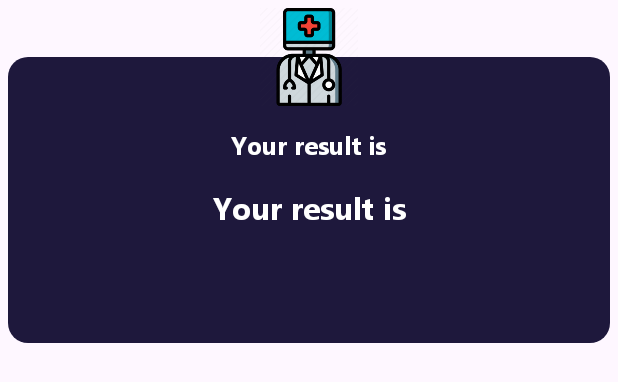
After one commit to abdelrahmanamr6600/InsominaEarser, an Android app: the layout result_alert_dialog.xml on its own in the app's theme, with its tools: preview values and no code run, on a phone screen of 412 x 824 dp. The commit adds this screen. Shown: the top 382 px of the screen. Run offline under Robolectric (Android 15) with nearby library versions, the phone set to English and light mode, and no system bars.

Commit message:
create alert dialog

```diff
--- a/app/src/main/java/com/marco/ensominaearser/data/remote/RetrofitInstance.kt
+++ b/app/src/main/java/com/marco/ensominaearser/data/remote/RetrofitInstance.kt
@@ -21,4 +21,7 @@ object RetrofitInstance {
             .build()
             .create(ApiService::class.java)
     }
+
+
+
 }
--- a/app/src/main/java/com/marco/ensominaearser/ui/fragments/MedicalConsultantFragment.kt
+++ b/app/src/main/java/com/marco/ensominaearser/ui/fragments/MedicalConsultantFragment.kt
@@ -1,4 +1,6 @@
 package com.marco.ensominaearser.ui.fragments
+import android.app.AlertDialog
+import android.graphics.drawable.ColorDrawable
 import android.os.Bundle
 import android.util.Log
 import androidx.fragment.app.Fragment
@@ -10,6 +12,7 @@ import com.marco.ensominaearser.R
 import com.marco.ensominaearser.data.pojo.AiModelResponse
 import com.marco.ensominaearser.data.remote.RetrofitInstance
 import com.marco.ensominaearser.databinding.FragmentMedicalConsultantBinding
+import com.marco.ensominaearser.databinding.ResultAlertDialogBinding
 import io.github.muddz.styleabletoast.StyleableToast
 import okhttp3.MultipartBody
 import okhttp3.RequestBody
@@ -21,7 +24,8 @@ import retrofit2.Response
 
 class MedicalConsultantFragment : Fragment() {
     private lateinit var binding: FragmentMedicalConsultantBinding
-
+  private lateinit var resultAlertBinding : ResultAlertDialogBinding
+    private lateinit var alert: AlertDialog
 
     override fun onCreate(savedInstanceState: Bundle?) {
         super.onCreate(savedInstanceState)
@@ -39,6 +43,13 @@ setListeners()
         return binding.root
     }
 
+    override fun onViewCreated(view: View, savedInstanceState: Bundle?) {
+        super.onViewCreated(view, savedInstanceState)
+        resultAlertBinding = ResultAlertDialogBinding.inflate(
+            layoutInflater, binding.root, false
+        )
+    }
+
     private fun setListeners() {
         binding.checkBtn.setOnClickListener {
             binding.checkBtn.visibility = View.INVISIBLE
@@ -54,15 +65,14 @@ setListeners()
                 .addFormDataPart("Heart Rate", binding.heartRateTv.text.toString())
                 .addFormDataPart("Daily Steps", binding.dailyStepsTv.text.toString())
                 .build()
+
             RetrofitInstance.api.getResult(requestBody).enqueue(object : Callback<AiModelResponse> {
                 override fun onResponse(p0: Call<AiModelResponse>, p1: Response<AiModelResponse>) {
                     if (p1.isSuccessful){
                         binding.checkBtn.visibility = View.VISIBLE
                         binding.loadingGif.visibility = View.INVISIBLE
-                        StyleableToast.makeText(requireContext(),p1.body()!!.prediction,Toast.LENGTH_LONG,
-                            R.style.mytoast).show()
+                       showDialog(p1.body()!!.prediction)
                     }
-
                 }
 
                 override fun onFailure(p0: Call<AiModelResponse>, p1: Throwable) {
@@ -74,4 +84,25 @@ setListeners()
         }
 
     }
+
+
+    private fun showDialog(result:String) {
+        val builder = AlertDialog.Builder(context, R.style.AlertDialogTheme)
+        if (resultAlertBinding.root.parent != null) {
+            (resultAlertBinding.root.parent as ViewGroup).removeView(
+                resultAlertBinding.root
+            )
+        }
+        builder.setView(resultAlertBinding.root)
+
+        alert = builder.create()
+        resultAlertBinding.tvResultResponse.text = result
+        if (alert.window != null) {
+            alert.window!!.setBackgroundDrawable(ColorDrawable(0))
+        }
+        alert.show()
+
+
+
+    }
 }
--- /dev/null
+++ b/app/src/main/res/drawable/background_dialog.xml
@@ -0,0 +1,6 @@
+<?xml version="1.0" encoding="utf-8"?>
+<shape xmlns:android="http://schemas.android.com/apk/res/android">
+
+    <solid android:color="@color/splash_bg"/>
+    <corners android:radius="@dimen/_10sdp"/>
+</shape>
--- /dev/null
+++ b/app/src/main/res/layout/result_alert_dialog.xml
@@ -0,0 +1,76 @@
+<?xml version="1.0" encoding="utf-8"?>
+<androidx.constraintlayout.widget.ConstraintLayout xmlns:android="http://schemas.android.com/apk/res/android"
+    xmlns:app="http://schemas.android.com/apk/res-auto"
+    xmlns:tools="http://schemas.android.com/tools"
+    android:layout_width="match_parent"
+    android:layout_height="@dimen/_180sdp"
+    android:padding="@dimen/_4sdp">
+
+    <View
+        android:id="@+id/viewSupporter"
+        android:layout_width="match_parent"
+        android:layout_height="@dimen/_10sdp"
+        android:layout_marginTop="@dimen/_25sdp"
+        app:layout_constraintTop_toTopOf="parent" />
+
+    <View
+        android:id="@+id/viewBackground"
+        android:layout_width="match_parent"
+        android:layout_height="0dp"
+        android:background="@drawable/background_dialog"
+        android:paddingBottom="@dimen/_10sdp"
+        app:layout_constraintBottom_toBottomOf="parent"
+        app:layout_constraintTop_toTopOf="@id/viewSupporter" />
+
+    <ImageView
+        android:id="@+id/ic_iv"
+        android:layout_width="@dimen/_50sdp"
+        android:layout_height="@dimen/_50sdp"
+        android:scaleType="centerCrop"
+        android:src="@drawable/ic_ai_doctor"
+        app:layout_constraintEnd_toEndOf="parent"
+        app:layout_constraintStart_toStartOf="parent"
+        app:layout_constraintTop_toTopOf="parent" />
+
+    <TextView
+        android:id="@+id/tv_result"
+        android:layout_width="0dp"
+        android:layout_height="wrap_content"
+        android:layout_marginStart="@dimen/_8sdp"
+        android:layout_marginTop="@dimen/_5sdp"
+        android:layout_marginEnd="@dimen/_8sdp"
+        android:fontFamily="@font/ntailub"
+        android:includeFontPadding="false"
+        android:paddingTop="@dimen/_8sdp"
+        android:text="@string/your_result_is"
+        android:textAlignment="center"
+        android:textColor="@color/white"
+        android:textSize="@dimen/_13ssp"
+        app:layout_constraintEnd_toEndOf="parent"
+        app:layout_constraintStart_toStartOf="parent"
+        app:layout_constraintTop_toBottomOf="@id/ic_iv" />
+
+
+    <TextView
+        android:id="@+id/tv_result_response"
+        android:layout_width="0dp"
+        android:layout_height="wrap_content"
+        android:layout_marginStart="@dimen/_8sdp"
+        android:layout_marginTop="@dimen/_5sdp"
+        android:layout_marginEnd="@dimen/_8sdp"
+        android:fontFamily="@font/ntailub"
+        android:includeFontPadding="false"
+        android:paddingTop="@dimen/_8sdp"
+        android:text="@string/your_result_is"
+        android:textAlignment="center"
+        android:textColor="@color/white"
+        android:textSize="@dimen/_16ssp"
+        app:layout_constraintEnd_toEndOf="parent"
+        app:layout_constraintStart_toStartOf="parent"
+        app:layout_constraintTop_toBottomOf="@id/tv_result" />
+
+
+
+
+
+</androidx.constraintlayout.widget.ConstraintLayout>
--- a/app/src/main/res/values/strings.xml
+++ b/app/src/main/res/values/strings.xml
@@ -54,4 +54,5 @@
     <string name="book_description">Book description</string>
     <string name="fill_out_the_form_below_to_receive_your_diagnosis_results">Fill out the form below to receive your diagnosis results</string>
     <string name="check_btn">Check</string>
+    <string name="your_result_is">Your result is</string>
 </resources>
--- a/app/src/main/res/values/themes.xml
+++ b/app/src/main/res/values/themes.xml
@@ -23,5 +23,9 @@
         <item name="stRadius">5dp</item>
     </style>
 
+    <style name="AlertDialogTheme" parent="Theme.AppCompat.Light.Dialog.Alert">
+        <item name="android:windowAnimationStyle">@android:style/Animation.Dialog</item>
+    </style>
+
 
 </resources>
```
Also changed, not shown: app/src/main/res/drawable/ic_ai_doctor.png (added).
